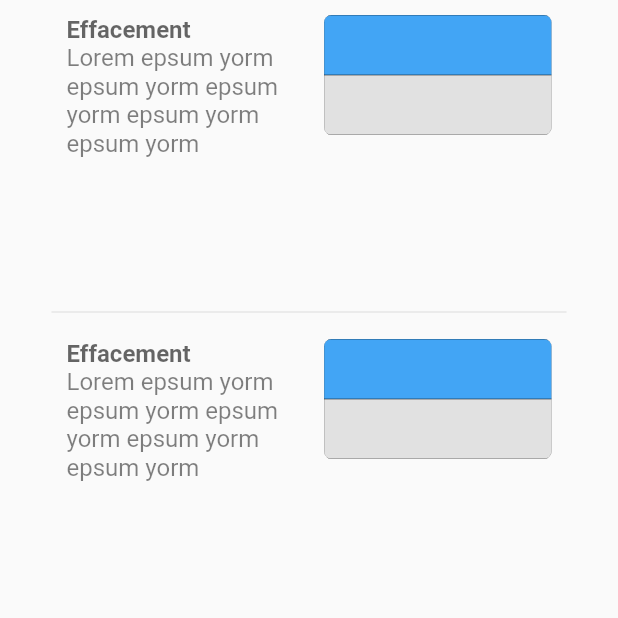
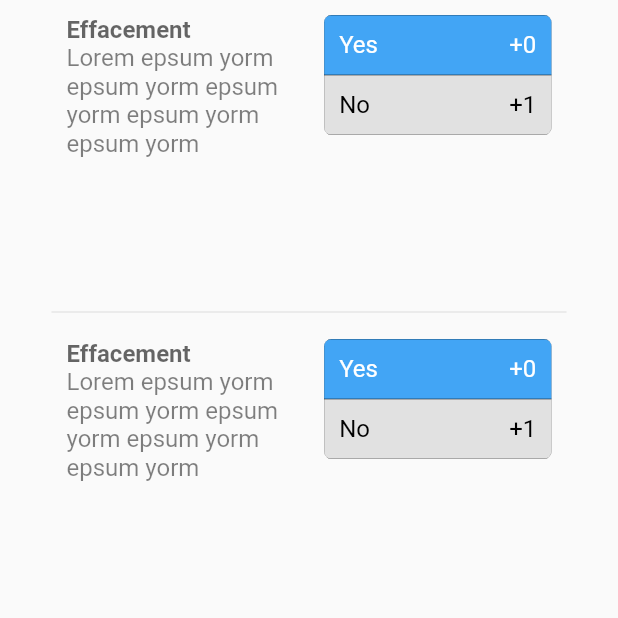
Before and after one commit to luconti/edemascore, a Flutter app: the screen it shows after launch, on a phone screen of 412 x 824 dp, the top half of it. Run offline on Flutter 3.47's test engine with Material 2 defaults, Android fonts, the phone set to English and light mode, and no system bars; Roboto replaces fonts that are missing (OpenSans).

Commit message:
make component description dynamic

```diff
--- a/lib/widgets/component_option.dart
+++ b/lib/widgets/component_option.dart
@@ -27,6 +27,27 @@ class ComponentOption extends StatelessWidget {
     return GestureDetector(
       onTap: () => {},
       child: Container(
+        padding: const EdgeInsets.all(10),
+        child: Row(
+          mainAxisAlignment: MainAxisAlignment.spaceBetween,
+          crossAxisAlignment: CrossAxisAlignment.center,
+          children: [
+            Text(
+              input.title,
+              style: TextStyle(
+                color: isSelected ? Colors.white : Colors.black,
+                fontSize: 16,
+              ),
+            ),
+            Text(
+              "+" + input.score.toString(),
+              style: TextStyle(
+                color: isSelected ? Colors.white : Colors.black,
+                fontSize: 16,
+              ),
+            ),
+          ],
+        ),
         height: 40,
         decoration: BoxDecoration(
           color: isSelected ? Colors.blue[400] : Colors.black.withOpacity(0.1),
```
